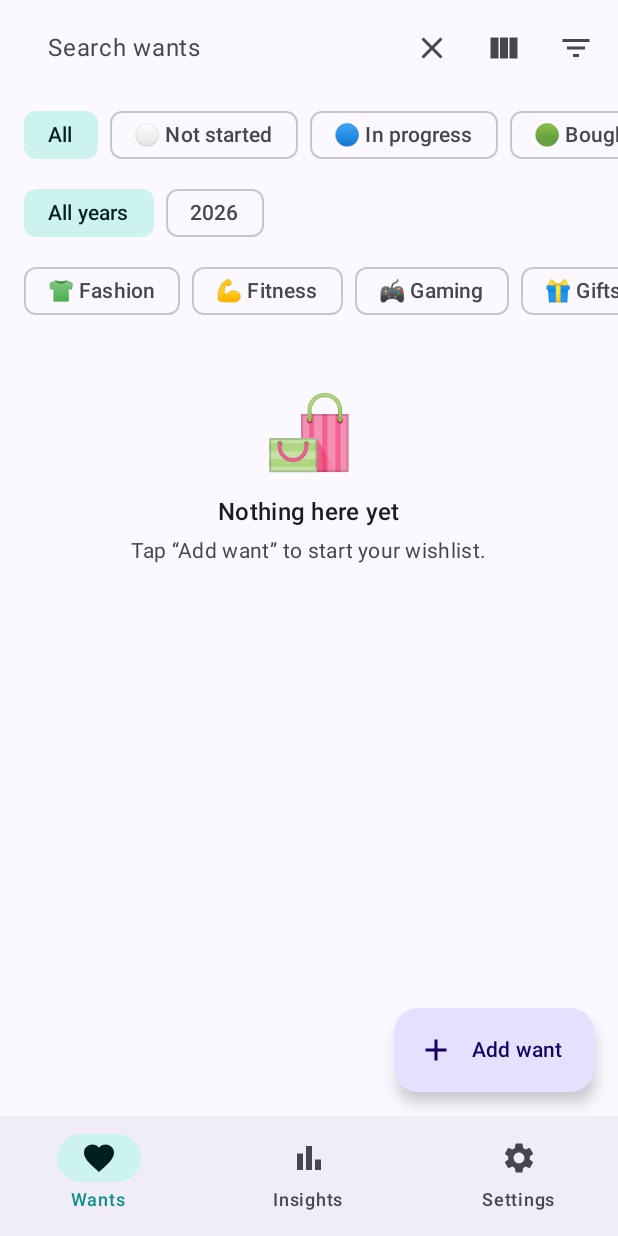
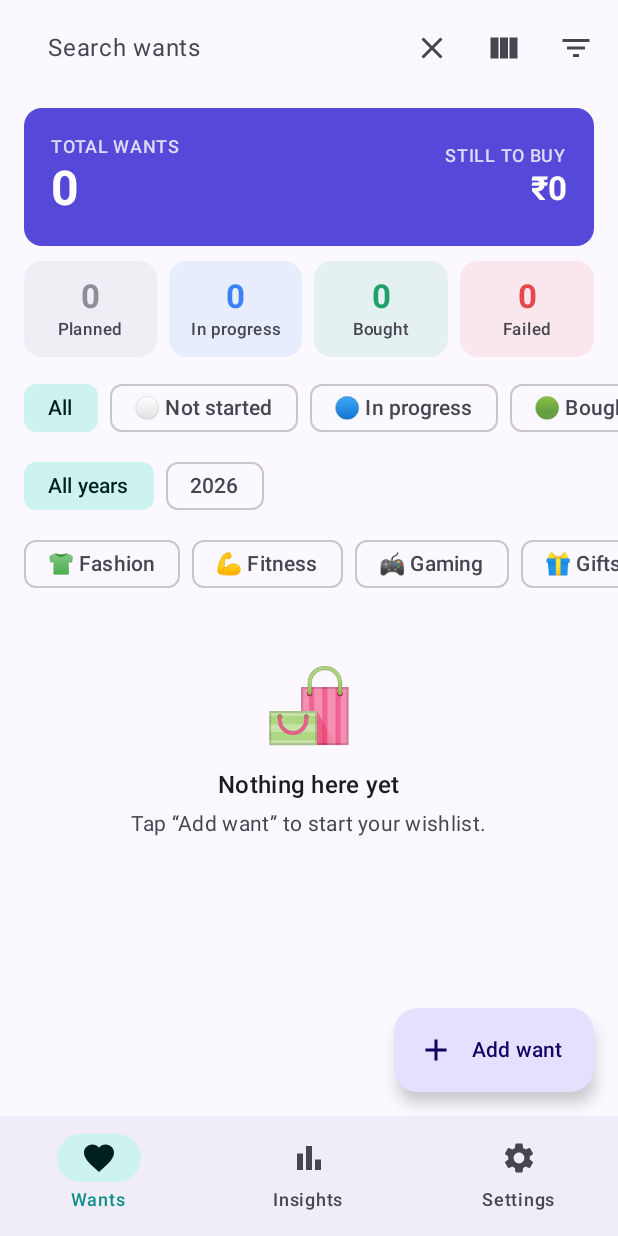
Before and after one commit to princetete/wantstrackers, an Android app built with Jetpack Compose: the HomeScreen screen opened through its navigation route, after a tap on "Search", on a phone screen of 412 x 824 dp. Run offline under Robolectric (Android 15) with nearby library versions, the phone set to English and light mode, and no system bars; our stand-ins replace Room's generated code; pictures from the network do not load.

Commit message:
Add modern wishlist dashboard summary

```diff
--- a/app/src/main/java/com/wantstracker/app/ui/screens/HomeScreen.kt
+++ b/app/src/main/java/com/wantstracker/app/ui/screens/HomeScreen.kt
@@ -11,6 +11,7 @@ import androidx.compose.foundation.layout.Row
 import androidx.compose.foundation.layout.Spacer
 import androidx.compose.foundation.layout.fillMaxHeight
 import androidx.compose.foundation.layout.fillMaxSize
+import androidx.compose.foundation.layout.fillMaxWidth
 import androidx.compose.foundation.layout.padding
 import androidx.compose.foundation.layout.width
 import androidx.compose.foundation.lazy.LazyColumn
@@ -24,6 +25,8 @@ import androidx.compose.material.icons.filled.Close
 import androidx.compose.material.icons.filled.FilterList
 import androidx.compose.material.icons.filled.Search
 import androidx.compose.material.icons.filled.ViewColumn
+import androidx.compose.material3.Card
+import androidx.compose.material3.CardDefaults
 import androidx.compose.material3.DropdownMenu
 import androidx.compose.material3.DropdownMenuItem
 import androidx.compose.material3.ExperimentalMaterial3Api
@@ -45,6 +48,7 @@ import androidx.compose.runtime.remember
 import androidx.compose.runtime.saveable.rememberSaveable
 import androidx.compose.runtime.setValue
 import androidx.compose.ui.Alignment
+import androidx.compose.ui.text.style.TextOverflow
 import androidx.compose.ui.Modifier
 import androidx.compose.ui.graphics.Color
 import androidx.compose.ui.text.font.FontWeight
@@ -123,7 +127,10 @@ fun HomeScreen(vm: MainViewModel, nav: NavController) {
                             )
                         )
                     } else {
-                        Text("Wants Tracker", fontWeight = FontWeight.Bold)
+                        Column {
+                            Text("Wants Tracker", fontWeight = FontWeight.Bold)
+                            Text("Dream · Plan · Track", style = MaterialTheme.typography.labelSmall, color = MaterialTheme.colorScheme.primary)
+                        }
                     }
                 },
                 actions = {
@@ -198,6 +205,7 @@ fun HomeScreen(vm: MainViewModel, nav: NavController) {
         }
     ) { padding ->
         Column(Modifier.padding(padding).fillMaxSize()) {
+            DashboardSummary(wants)
             ChipRow {
                 FilterChip(selected = statusFilter == null, onClick = { statusFilter = null }, label = { Text("All") })
                 Status.entries.forEach { s ->
@@ -362,3 +370,57 @@ private fun BoardView(
         }
     }
 }
+
+
+@Composable
+private fun DashboardSummary(wants: List<WantEntity>) {
+    val bought = wants.count { it.status == Status.BOUGHT }
+    val progress = wants.count { it.status == Status.IN_PROGRESS }
+    val failed = wants.count { it.status == Status.FAILED }
+    val planned = wants.count { it.status == Status.NOT_STARTED }
+    val totalValue = wants.filter { it.status.isOpen }.sumOf { it.price }
+
+    Column(
+        Modifier.fillMaxWidth().padding(horizontal = 16.dp, vertical = 8.dp),
+        verticalArrangement = Arrangement.spacedBy(10.dp)
+    ) {
+        Card(
+            modifier = Modifier.fillMaxWidth(),
+            colors = CardDefaults.cardColors(containerColor = MaterialTheme.colorScheme.primary)
+        ) {
+            Row(
+                Modifier.fillMaxWidth().padding(18.dp),
+                horizontalArrangement = Arrangement.SpaceBetween,
+                verticalAlignment = Alignment.CenterVertically
+            ) {
+                Column(Modifier.weight(1f)) {
+                    Text("TOTAL WANTS", style = MaterialTheme.typography.labelMedium, color = MaterialTheme.colorScheme.onPrimary.copy(alpha = 0.8f))
+                    Text("${wants.size}", style = MaterialTheme.typography.headlineLarge, fontWeight = FontWeight.Bold, color = MaterialTheme.colorScheme.onPrimary)
+                }
+                Column(horizontalAlignment = Alignment.End) {
+                    Text("STILL TO BUY", style = MaterialTheme.typography.labelMedium, color = MaterialTheme.colorScheme.onPrimary.copy(alpha = 0.8f))
+                    Text(formatInr(totalValue), style = MaterialTheme.typography.titleLarge, fontWeight = FontWeight.Bold, color = MaterialTheme.colorScheme.onPrimary)
+                }
+            }
+        }
+        Row(Modifier.fillMaxWidth(), horizontalArrangement = Arrangement.spacedBy(8.dp)) {
+            DashboardCount("Planned", planned, Color(0xFF8E8E9A), Modifier.weight(1f))
+            DashboardCount("In progress", progress, Color(0xFF3B82F6), Modifier.weight(1f))
+            DashboardCount("Bought", bought, Color(0xFF22A06B), Modifier.weight(1f))
+            DashboardCount("Failed", failed, Color(0xFFE5484D), Modifier.weight(1f))
+        }
+    }
+}
+
+@Composable
+private fun DashboardCount(label: String, count: Int, tint: Color, modifier: Modifier) {
+    Card(modifier = modifier, colors = CardDefaults.cardColors(containerColor = tint.copy(alpha = 0.10f))) {
+        Column(
+            Modifier.fillMaxWidth().padding(vertical = 10.dp, horizontal = 6.dp),
+            horizontalAlignment = Alignment.CenterHorizontally
+        ) {
+            Text("${count}", style = MaterialTheme.typography.titleLarge, fontWeight = FontWeight.Bold, color = tint)
+            Text(label, style = MaterialTheme.typography.labelSmall, color = MaterialTheme.colorScheme.onSurfaceVariant, maxLines = 1, overflow = TextOverflow.Ellipsis)
+        }
+    }
+}
```
